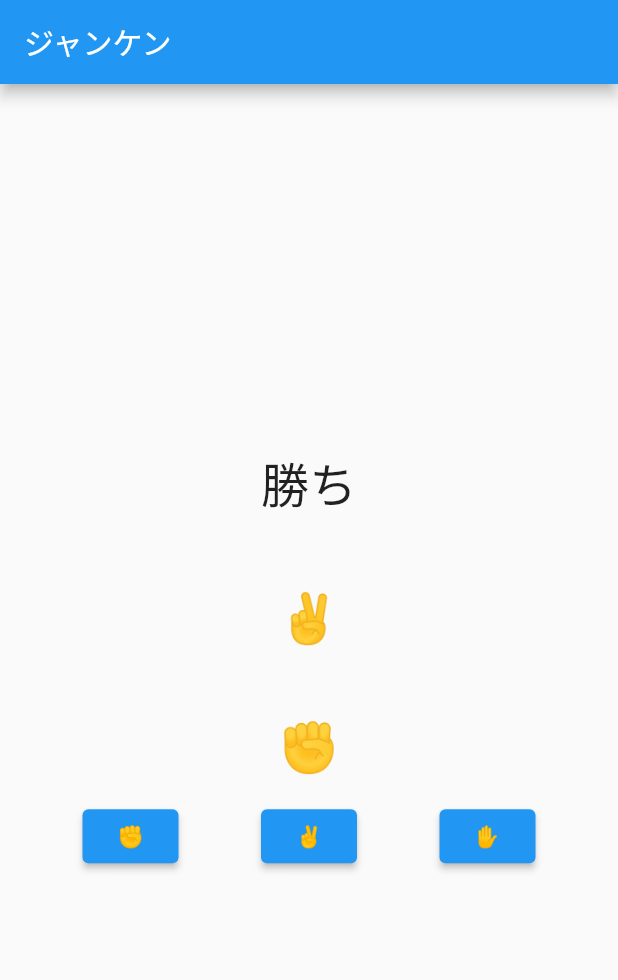
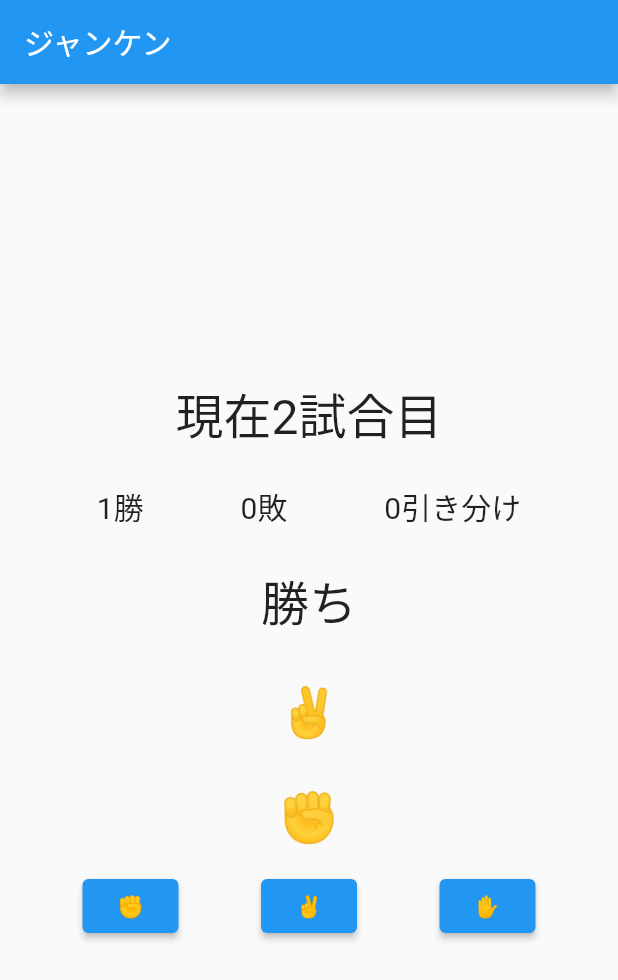
Before and after one commit to isikawa-ak/jankenapp, a Flutter app: the screen it shows after launch, after a tap on an icon or button, on a phone screen of 412 x 824 dp. Shown: the top 980 px of the screen. Run offline on Flutter 3.47's test engine with Material 2 defaults, Android fonts, the phone set to English and light mode, and no system bars; missing offline and left inert: dart:ffi.

Commit message:
五回勝負に変更しました

```diff
--- a/lib/main.dart
+++ b/lib/main.dart
@@ -1,3 +1,4 @@
+import 'dart:ffi';
 import 'dart:math';
 
 import 'package:flutter/material.dart';
@@ -31,6 +32,12 @@ class _JankenPageState extends State<JankenPage> {
   String myHand = '✊';
   String computerHand = '✊';
   String result = '引き分け';
+  int waveCount = 1;
+  int win = 0;
+  int lose = 0;
+  int draw = 0;
+  bool gameEnd = false;
+  String gameResult = 'No Contest';
   void selectHand(String selectedHand) {
     myHand = selectedHand;
     print(myHand);
@@ -45,19 +52,43 @@ class _JankenPageState extends State<JankenPage> {
   void resultToPrint() {
     if (myHand == computerHand) {
       result = '引き分け';
+      draw++;
       setState(() {});
     } else if (myHand == '✊' && computerHand == '✌' ||
         myHand == '✌' && computerHand == '✋' ||
         myHand == '✋' && computerHand == '✊') {
       result = '勝ち';
+      win++;
       setState(() {});
     } else if (myHand == '✊' && computerHand == '✋' ||
         myHand == '✌' && computerHand == '✊' ||
         myHand == '✋' && computerHand == '✌') {
       result = '負け';
+      lose++;
       setState(() {});
     } else {
       result = '引き分け';
+      setState(() {});
+    }
+  }
+
+  void waveCountToAdd() {
+    waveCount++;
+    if (waveCount >= 6) {
+      gameEnd = !gameEnd;
+      waveResult();
+    }
+  }
+
+  void waveResult() {
+    if (win > lose) {
+      gameResult = 'You Win!';
+      setState(() {});
+    } else if (lose > win) {
+      gameResult = 'You Lose...';
+      setState(() {});
+    } else {
+      gameResult = 'No Contest';
       setState(() {});
     }
   }
@@ -86,9 +117,83 @@ class _JankenPageState extends State<JankenPage> {
         title: Text('ジャンケン'),
       ),
       body: Center(
+        child: Stack(
+          children: [
+            Visibility(
+              visible: gameEnd,
+              child: Center(
+                child: Column(
+                  children: [
+                    Text(
+                      win.toString() +
+                          '勝' +
+                          lose.toString() +
+                          '敗' +
+                          draw.toString() +
+                          '引き分け',
+                      style: TextStyle(
+                        fontSize: 32,
+                      ),
+                    ),
+                    SizedBox(height: 24),
+                    Text(
+                      gameResult,
+                      style: TextStyle(
+                        fontSize: 32,
+                      ),
+                    ),
+                    SizedBox(height: 48),
+                    ElevatedButton(
+                        onPressed: () {
+                          waveCount = 1;
+                          win = 0;
+                          lose = 0;
+                          draw = 0;
+                          gameEnd = !gameEnd;
+                          setState(() {});
+                        },
+                        child: Text('もう一度やる')),
+                  ],
+                ),
+              ),
+            ),
+            Visibility(
+              visible: !gameEnd,
               child: Column(
                 mainAxisAlignment: MainAxisAlignment.center,
                 children: [
+                  Text(
+                    '現在' + waveCount.toString() + '試合目',
+                    style: TextStyle(
+                      fontSize: 32,
+                    ),
+                  ),
+                  // 余白を追加
+                  SizedBox(height: 24),
+                  Row(
+                    mainAxisAlignment: MainAxisAlignment.spaceEvenly,
+                    children: [
+                      Text(
+                        win.toString() + '勝',
+                        style: TextStyle(
+                          fontSize: 20,
+                        ),
+                      ),
+                      Text(
+                        lose.toString() + '敗',
+                        style: TextStyle(
+                          fontSize: 20,
+                        ),
+                      ),
+                      Text(
+                        draw.toString() + '引き分け',
+                        style: TextStyle(
+                          fontSize: 20,
+                        ),
+                      ),
+                    ],
+                  ),
+                  SizedBox(height: 24),
                   Text(
                     result,
                     style: TextStyle(
@@ -96,7 +201,7 @@ class _JankenPageState extends State<JankenPage> {
                     ),
                   ),
                   // 余白を追加
-            SizedBox(height: 48),
+                  SizedBox(height: 32),
                   Text(
                     computerHand,
                     style: TextStyle(
@@ -104,7 +209,7 @@ class _JankenPageState extends State<JankenPage> {
                     ),
                   ),
                   // 余白を追加
-            SizedBox(height: 48),
+                  SizedBox(height: 32),
                   Text(
                     myHand,
                     style: TextStyle(
@@ -122,6 +227,7 @@ class _JankenPageState extends State<JankenPage> {
                             selectHand('✊');
                             generateComputerHand();
                             resultToPrint();
+                            waveCountToAdd();
                           },
                           child: Text('✊')),
                       ElevatedButton(
@@ -129,6 +235,7 @@ class _JankenPageState extends State<JankenPage> {
                             selectHand('✌');
                             generateComputerHand();
                             resultToPrint();
+                            waveCountToAdd();
                           },
                           child: Text('✌')),
                       ElevatedButton(
@@ -136,6 +243,7 @@ class _JankenPageState extends State<JankenPage> {
                             selectHand('✋');
                             generateComputerHand();
                             resultToPrint();
+                            waveCountToAdd();
                           },
                           child: Text('✋')),
                     ],
@@ -143,6 +251,9 @@ class _JankenPageState extends State<JankenPage> {
                 ],
               ),
             ),
+          ],
+        ),
+      ),
     );
   }
 }
```
Lines whose indentation alone changed are shown as unchanged.
